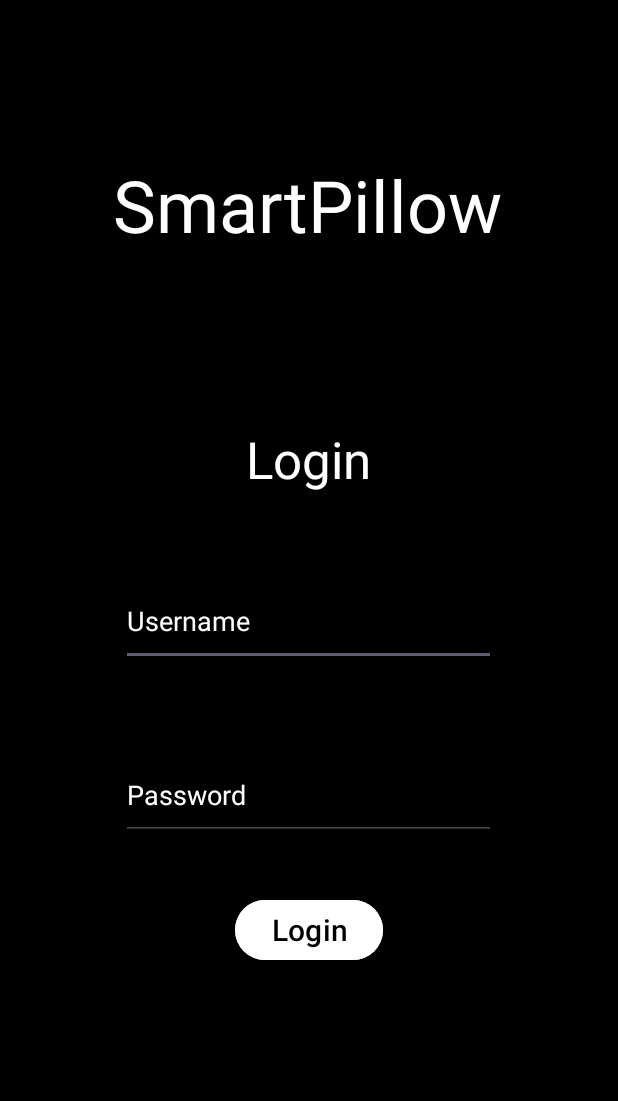
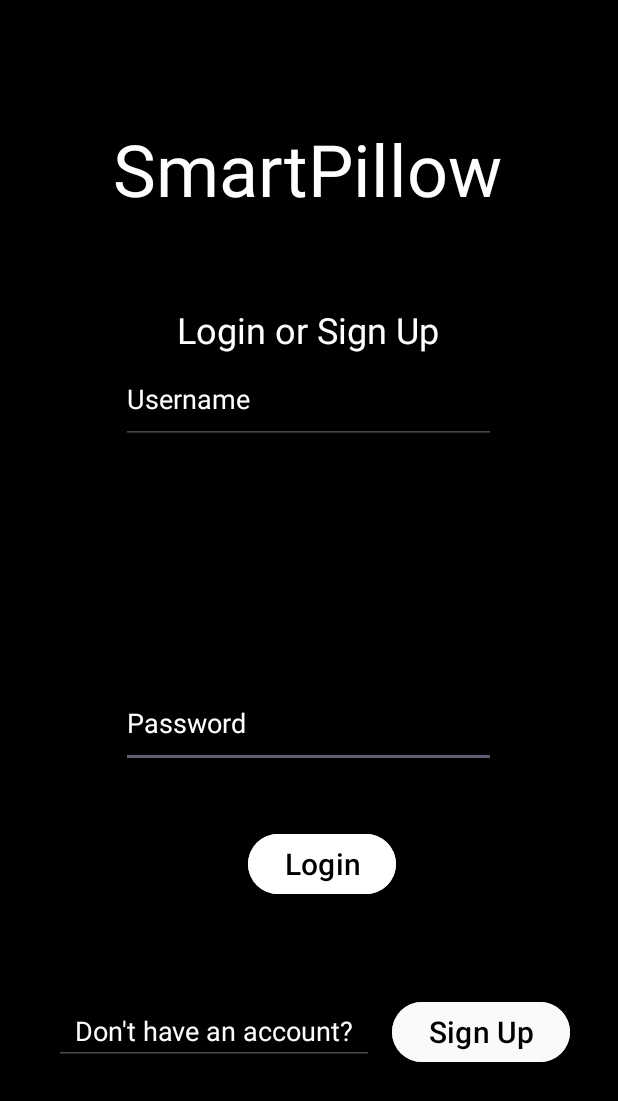
Before and after one commit to AiaA07/SmartPillowProject, an Android app: the LoginPage screen opened directly, with no data from a screen before it, on a phone screen of 412 x 824 dp. Shown: the top 1101 px of the screen. Run offline under Robolectric (Android 15) with nearby library versions, the phone set to English and light mode, and no system bars.

Commit message:
Added SignUp page

```diff
--- a/app/src/main/java/com/example/smartpillow/LoginPage.java
+++ b/app/src/main/java/com/example/smartpillow/LoginPage.java
@@ -1,13 +1,43 @@
 package com.example.smartpillow;
 
 import android.os.Bundle;
+import android.view.View;
+import android.widget.Button;
+import android.widget.EditText;
+
 import androidx.appcompat.app.AppCompatActivity;
 
 public class LoginPage extends AppCompatActivity {
+
+    private EditText username;
+    private EditText password;
+    private Button login;
+    private Button signUp;
 
     @Override
     protected void onCreate(Bundle savedInstanceState) {
         super.onCreate(savedInstanceState);
         setContentView(R.layout.login_page);
+
+        username = findViewById(R.id.UsernameText);
+        password = findViewById(R.id.PasswordText);
+        login = findViewById(R.id.Loginbtn);
+        signUp = findViewById(R.id.SignUpBtn);
+
+        login.setOnClickListener(new View.OnClickListener() {
+            @Override
+            public void onClick(View v) {
+                //handle login
+            }
+        });
+
+        signUp.setOnClickListener(new View.OnClickListener() {
+            @Override
+            public void onClick(View v) {
+                //handle logic
+            }
+        });
+
+
     }
 }
--- a/app/src/main/res/layout/login_page.xml
+++ b/app/src/main/res/layout/login_page.xml
@@ -6,26 +6,11 @@
     android:layout_height="match_parent"
     android:background="@android:color/black" >
 
-    <Button
-        android:id="@+id/Loginbtn"
-        android:layout_width="wrap_content"
-        android:layout_height="wrap_content"
-        android:layout_marginBottom="180dp"
-        android:backgroundTint="#FFFFFF"
-        android:text="@string/login"
-        android:textColor="#000000"
-        android:textColorLink="#FFFFFF"
-        android:textSize="20sp"
-        app:layout_constraintBottom_toBottomOf="parent"
-        app:layout_constraintEnd_toEndOf="parent"
-        app:layout_constraintStart_toStartOf="parent"
-        app:strokeColor="#FFFFFF" />
-
     <TextView
         android:id="@+id/TitleText"
         android:layout_width="260dp"
         android:layout_height="99dp"
-        android:layout_marginTop="104dp"
+        android:layout_marginTop="80dp"
         android:importantForAccessibility="yes"
         android:text="@string/smartpillow"
         android:textColor="#FFFFFF"
@@ -35,19 +20,86 @@
         app:layout_constraintStart_toStartOf="parent"
         app:layout_constraintTop_toTopOf="parent" />
 
+    <Button
+        android:id="@+id/SignUpBtn"
+        android:layout_width="wrap_content"
+        android:layout_height="wrap_content"
+        android:layout_marginEnd="32dp"
+        android:layout_marginBottom="112dp"
+        android:backgroundTint="#FAFAFA"
+        android:text="Sign Up"
+        android:textColor="#000000"
+        android:textColorLink="#FFFFFF"
+        android:textSize="20sp"
+        app:layout_constraintBottom_toBottomOf="parent"
+        app:layout_constraintEnd_toEndOf="parent" />
+
     <TextView
         android:id="@+id/LoginTextView"
         android:layout_width="wrap_content"
         android:layout_height="wrap_content"
         android:layout_marginTop="24dp"
-        android:text="Login"
+        android:text="Login or Sign Up"
         android:textColor="#FFFFFF"
-        android:textSize="34sp"
+        android:textSize="24sp"
         app:layout_constraintBottom_toTopOf="@+id/UsernameText"
         app:layout_constraintEnd_toEndOf="parent"
-        app:layout_constraintHorizontal_bias="0.498"
+        app:layout_constraintHorizontal_bias="0.497"
         app:layout_constraintStart_toStartOf="parent"
         app:layout_constraintTop_toBottomOf="@+id/TitleText" />
+
+    <Button
+        android:id="@+id/Loginbtn"
+        android:layout_width="wrap_content"
+        android:layout_height="wrap_content"
+        android:layout_marginBottom="64dp"
+        android:backgroundTint="#FFFFFF"
+        android:text="@string/login"
+        android:textColor="#000000"
+        android:textColorLink="#FFFFFF"
+        android:textSize="20sp"
+        app:layout_constraintBottom_toTopOf="@+id/SignUpBtn"
+        app:layout_constraintEnd_toEndOf="parent"
+        app:layout_constraintHorizontal_bias="0.528"
+        app:layout_constraintStart_toStartOf="parent"
+        app:strokeColor="#FFFFFF" />
+
+    <EditText
+        android:id="@+id/PasswordText"
+        android:layout_width="250dp"
+        android:layout_height="60dp"
+        android:layout_marginBottom="40dp"
+        android:autofillHints="password"
+        android:ems="10"
+        android:hint="Password"
+        android:importantForAccessibility="yes"
+        android:importantForAutofill="yes"
+        android:inputType="textPassword"
+        android:minHeight="48dp"
+        android:textColor="#FFFFFF"
+        android:textColorHint="#FFFFFF"
+        app:layout_constraintBottom_toTopOf="@+id/Loginbtn"
+        app:layout_constraintEnd_toEndOf="parent"
+        app:layout_constraintHorizontal_bias="0.496"
+        app:layout_constraintStart_toStartOf="parent" />
+
+    <EditText
+        android:id="@+id/SignUpText"
+        android:layout_width="wrap_content"
+        android:layout_height="wrap_content"
+        android:layout_marginStart="36dp"
+        android:layout_marginBottom="72dp"
+        android:ems="10"
+        android:inputType="text"
+        android:text="Don't have an account?"
+        android:textAlignment="center"
+        android:textColor="#FBFBFB"
+        app:layout_constraintBottom_toBottomOf="parent"
+        app:layout_constraintEnd_toStartOf="@+id/SignUpBtn"
+        app:layout_constraintHorizontal_bias="0.0"
+        app:layout_constraintStart_toStartOf="parent"
+        app:layout_constraintTop_toBottomOf="@+id/Loginbtn"
+        app:layout_constraintVertical_bias="0.607" />
 
     <EditText
         android:id="@+id/UsernameText"
@@ -70,23 +122,4 @@
         app:layout_constraintStart_toStartOf="parent"
         app:layout_constraintTop_toBottomOf="@+id/LoginTextView" />
 
-    <EditText
-        android:id="@+id/editTextTextPassword"
-        android:layout_width="250dp"
-        android:layout_height="60dp"
-        android:layout_marginBottom="36dp"
-        android:autofillHints="password"
-        android:ems="10"
-        android:hint="Password"
-        android:importantForAccessibility="yes"
-        android:importantForAutofill="yes"
-        android:inputType="textPassword"
-        android:minHeight="48dp"
-        android:textColor="#FFFFFF"
-        android:textColorHint="#FFFFFF"
-        app:layout_constraintBottom_toTopOf="@+id/Loginbtn"
-        app:layout_constraintEnd_toEndOf="parent"
-        app:layout_constraintHorizontal_bias="0.496"
-        app:layout_constraintStart_toStartOf="parent" />
-
 </androidx.constraintlayout.widget.ConstraintLayout>
```
Also changed, not shown: app/src/main/AndroidManifest.xml (+10 -1 lines), app/src/main/java/com/example/smartpillow/SignUp.java (added, +24 -0 lines), app/src/main/res/layout/sign_up.xml (added, +87 -0 lines).
